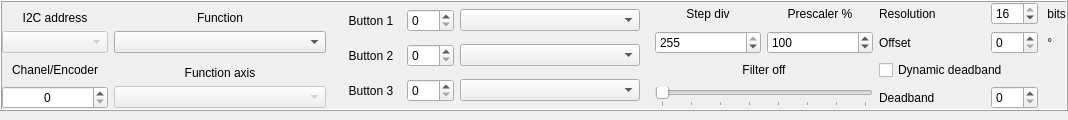
First picture: the form in widgets/axesextended.ui, repository FreeJoy-Team/FreeJoyConfiguratorQt, before the edit.
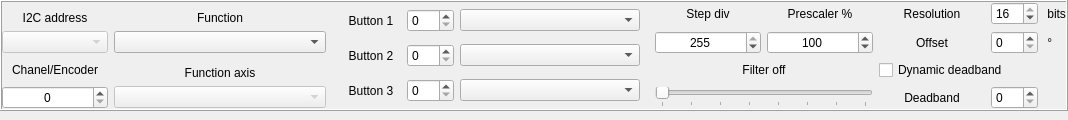
Second picture: the form after the edit.

Commit message: fix white style

Patch:
```diff
--- a/widgets/axesextended.ui
+++ b/widgets/axesextended.ui
@@ -101,6 +101,9 @@
         <property name="text">
          <string>Resolution</string>
         </property>
+        <property name="alignment">
+         <set>Qt::AlignCenter</set>
+        </property>
        </widget>
       </item>
       <item row="1" column="0">
@@ -258,6 +261,9 @@
           <verstretch>0</verstretch>
          </sizepolicy>
         </property>
+        <property name="alignment">
+         <set>Qt::AlignCenter</set>
+        </property>
         <property name="correctionMode">
          <enum>QAbstractSpinBox::CorrectToNearestValue</enum>
         </property>
@@ -319,6 +325,9 @@
           <verstretch>0</verstretch>
          </sizepolicy>
         </property>
+        <property name="alignment">
+         <set>Qt::AlignCenter</set>
+        </property>
         <property name="correctionMode">
          <enum>QAbstractSpinBox::CorrectToNearestValue</enum>
         </property>
@@ -374,6 +383,9 @@
         <property name="text">
          <string>Offset</string>
         </property>
+        <property name="alignment">
+         <set>Qt::AlignCenter</set>
+        </property>
        </widget>
       </item>
       <item row="1" column="6">
@@ -401,6 +413,9 @@
         <property name="text">
          <string>Deadband</string>
         </property>
+        <property name="alignment">
+         <set>Qt::AlignCenter</set>
+        </property>
        </widget>
       </item>
       <item row="3" column="6">
```
The commit also changes 1 other file.
